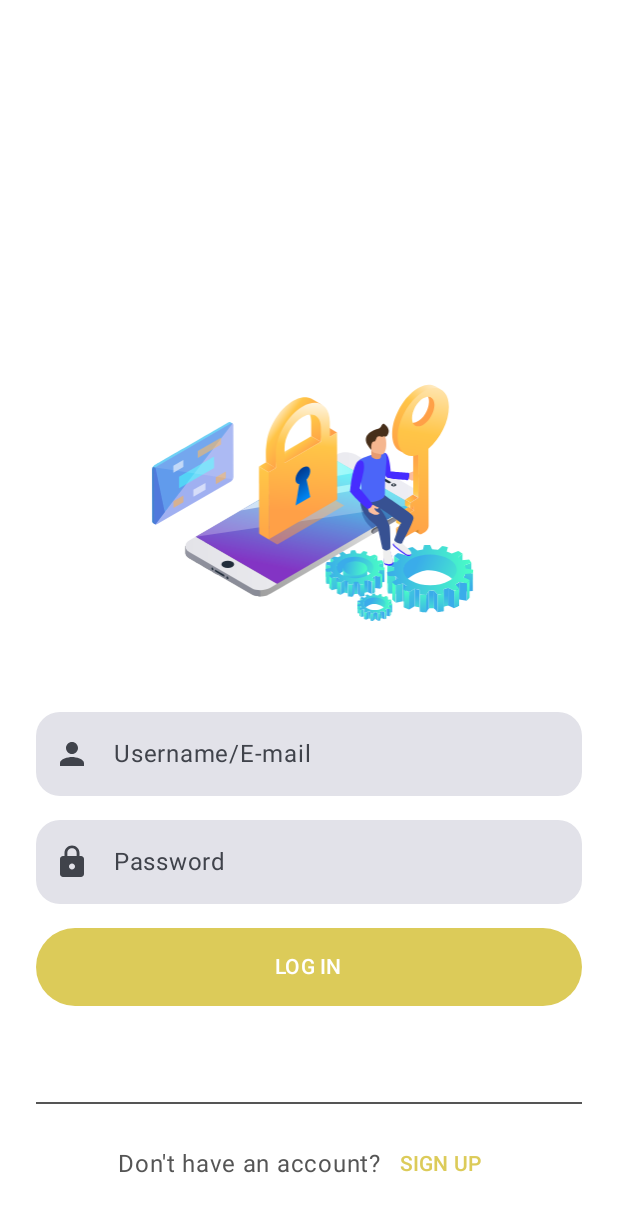
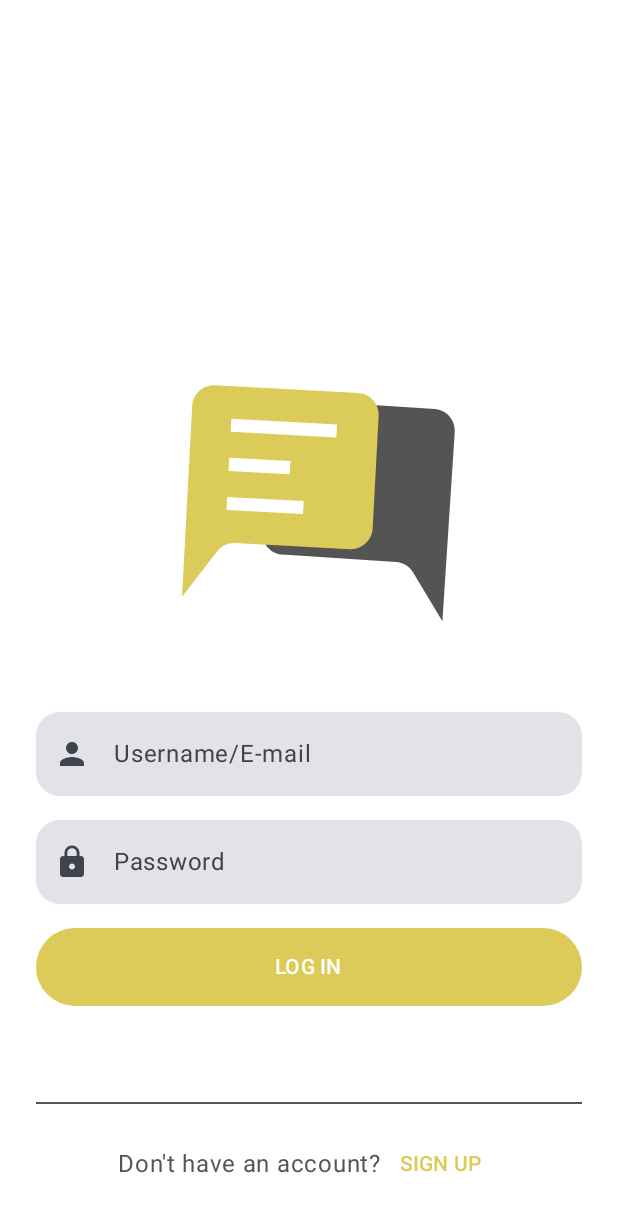
Before and after one commit to LeFi8/ChatApp, an Android app built with Jetpack Compose: the screen it shows after launch (MainActivity), on a phone screen of 412 x 824 dp. Shown: the top 1212 px of the screen. Run offline under Robolectric (Android 15) with nearby library versions, the phone set to English and light mode, and no system bars.

```diff
--- a/app/src/main/java/com/example/chatapp/MainActivity.kt
+++ b/app/src/main/java/com/example/chatapp/MainActivity.kt
@@ -77,7 +77,7 @@ class MainActivity : ComponentActivity() {
             .fillMaxSize(),
         verticalArrangement = Arrangement.spacedBy(16.dp, alignment = Alignment.Bottom),
         horizontalAlignment = Alignment.CenterHorizontally) {
-            LottieIcon(animationRes = R.raw.lock_lottie)
+            LottieIcon(animationRes = R.raw.chat_lottie)
             TextInput(inputType = InputType.Username)
             TextInput(inputType = InputType.Password)
             Button(onClick = {},
```
Also changed, not shown: app/src/main/res/raw/chat_lottie.json (added, +1 -0 lines).
